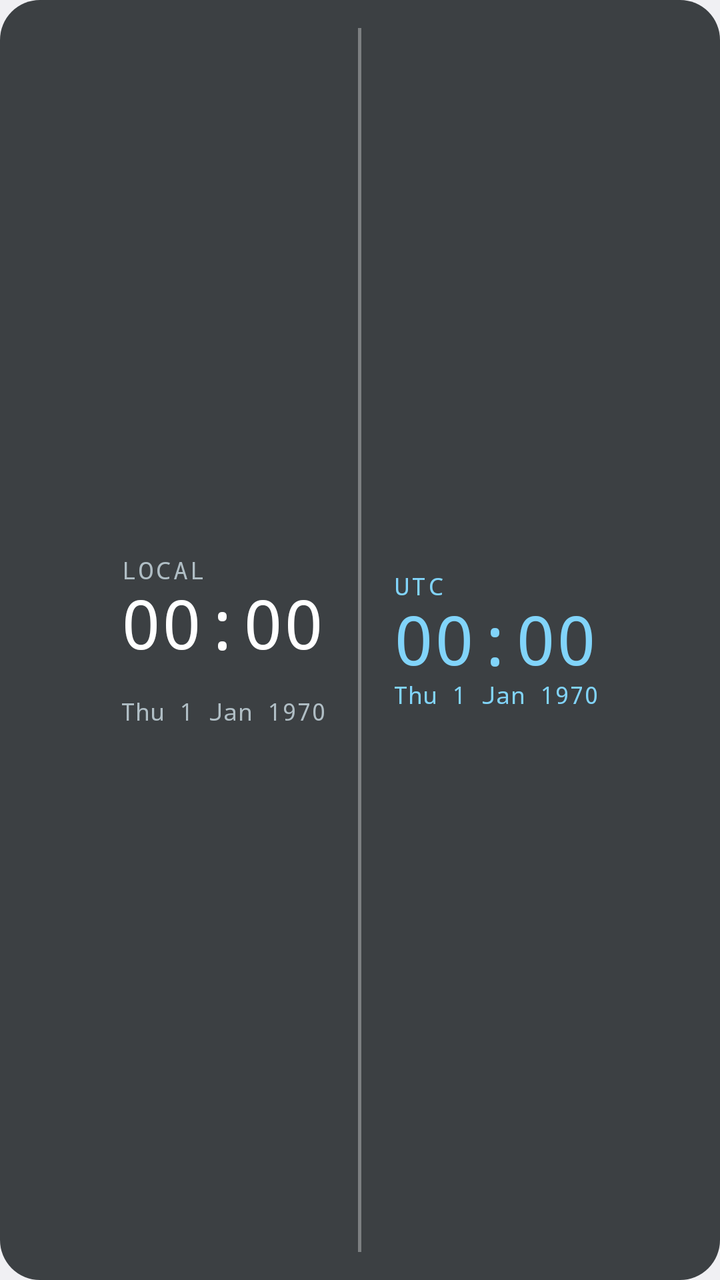
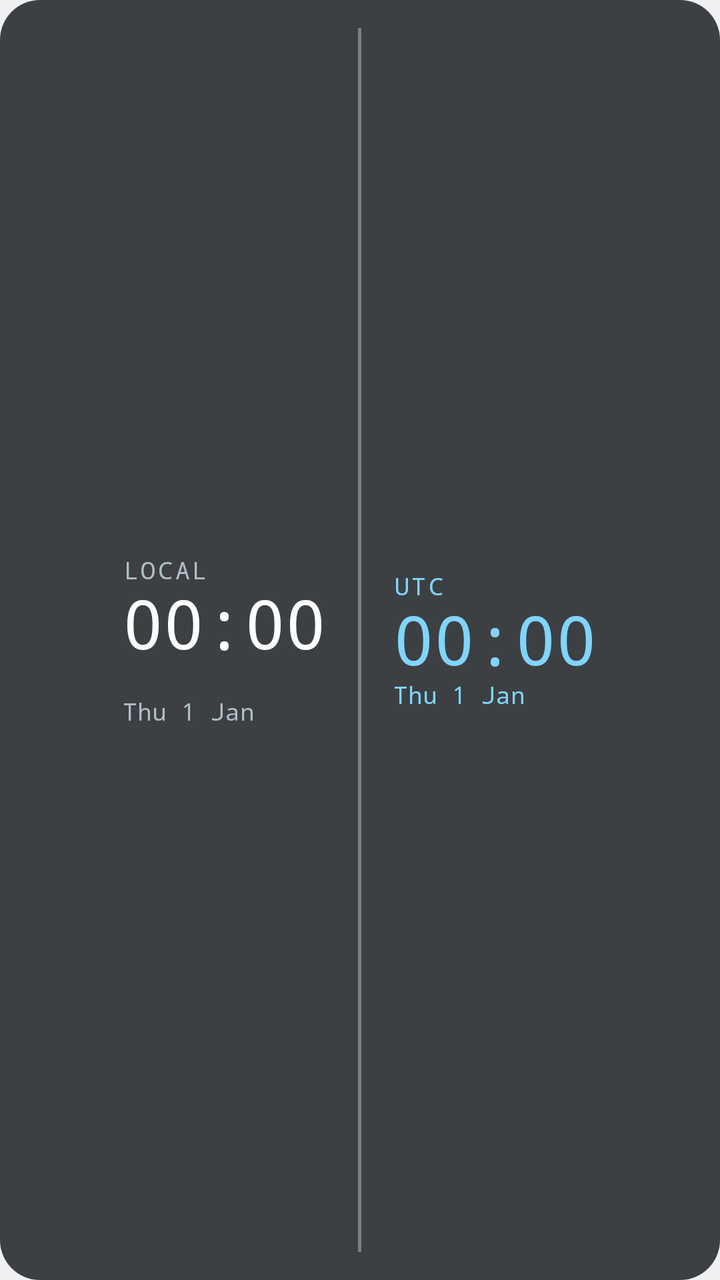

An Android layout rendered at two revisions. The XML below is the earlier revision; the diff shows what the commit changed to produce the second picture.
<!-- AndroidManifest.xml: application theme AppTheme -->
<!-- res/layout/widget_columns_mono.xml -->
<?xml version="1.0" encoding="utf-8"?>
<LinearLayout xmlns:android="http://schemas.android.com/apk/res/android" android:id="@+id/root" android:layout_width="match_parent" android:layout_height="match_parent" android:background="@drawable/widget_bg" android:gravity="center" android:orientation="horizontal" android:padding="14dp">
<LinearLayout android:layout_width="wrap_content" android:layout_height="wrap_content" android:orientation="vertical" >
<TextView android:id="@+id/label_local" android:layout_width="wrap_content" android:layout_height="wrap_content"
    android:fontFamily="monospace" android:letterSpacing="0.1" android:text="@string/label_local"
    android:textColor="#B0BEC5" android:textSize="12sp" />
<TextClock android:id="@+id/clock_local" android:layout_width="wrap_content" android:layout_height="wrap_content"
    android:fontFamily="monospace" android:format12Hour="HH:mm" android:format24Hour="HH:mm" android:includeFontPadding="false" android:maxLines="1"
    android:textColor="#FFFFFF" android:textSize="34sp"  />
<TextView android:id="@+id/zone_local" android:layout_width="wrap_content" android:layout_height="wrap_content"
    android:fontFamily="monospace" android:textColor="#B0BEC5" android:textSize="12sp" />
<TextClock android:id="@+id/date_local" android:layout_width="wrap_content" android:layout_height="wrap_content"
    android:fontFamily="monospace" android:format12Hour="EEE d MMM yyyy" android:format24Hour="EEE d MMM yyyy" android:includeFontPadding="false" android:maxLines="1"
    android:textColor="#B0BEC5" android:textSize="12sp"  />
</LinearLayout>
<FrameLayout android:layout_width="1.5dp" android:layout_height="match_parent" android:layout_marginStart="16dp" android:layout_marginEnd="16dp" android:background="#55FFFFFF" />
<LinearLayout android:layout_width="wrap_content" android:layout_height="wrap_content" android:orientation="vertical" >
<TextView android:id="@+id/label_utc" android:layout_width="wrap_content" android:layout_height="wrap_content"
    android:fontFamily="monospace" android:letterSpacing="0.1" android:text="@string/label_utc"
    android:textColor="#81D4FA" android:textSize="12sp" />
<TextClock android:id="@+id/clock_utc" android:layout_width="wrap_content" android:layout_height="wrap_content"
    android:fontFamily="monospace" android:format12Hour="HH:mm" android:format24Hour="HH:mm" android:includeFontPadding="false" android:maxLines="1"
    android:textColor="#81D4FA" android:textSize="34sp" android:timeZone="UTC" />
<TextClock android:id="@+id/date_utc" android:layout_width="wrap_content" android:layout_height="wrap_content"
    android:fontFamily="monospace" android:format12Hour="EEE d MMM yyyy" android:format24Hour="EEE d MMM yyyy" android:includeFontPadding="false" android:maxLines="1"
    android:textColor="#81D4FA" android:textSize="12sp" android:timeZone="UTC" />
</LinearLayout>
</LinearLayout>
<!-- resources referenced by this layout -->
<resources>
  <!-- drawable widget_bg (drawable) -->
  <?xml version="1.0" encoding="utf-8"?>
  <shape xmlns:android="http://schemas.android.com/apk/res/android" android:shape="rectangle">
      <solid android:color="#CC101418" />
      <corners android:radius="20dp" />
  </shape>
  <string name="label_local">LOCAL</string>
  <string name="label_utc">UTC</string>
  <style name="AppTheme" parent="@android:style/Theme.DeviceDefault.Light.NoActionBar" />
</resources>

<!-- the commit's change to res/layout/widget_columns_mono.xml (unified diff, before → after) -->
@@ -10,7 +10,7 @@
 <TextView android:id="@+id/zone_local" android:layout_width="wrap_content" android:layout_height="wrap_content"
     android:fontFamily="monospace" android:textColor="#B0BEC5" android:textSize="12sp" />
 <TextClock android:id="@+id/date_local" android:layout_width="wrap_content" android:layout_height="wrap_content"
-    android:fontFamily="monospace" android:format12Hour="EEE d MMM yyyy" android:format24Hour="EEE d MMM yyyy" android:includeFontPadding="false" android:maxLines="1"
+    android:fontFamily="monospace" android:format12Hour="EEE d MMM" android:format24Hour="EEE d MMM" android:includeFontPadding="false" android:maxLines="1"
     android:textColor="#B0BEC5" android:textSize="12sp"  />
 </LinearLayout>
 <FrameLayout android:layout_width="1.5dp" android:layout_height="match_parent" android:layout_marginStart="16dp" android:layout_marginEnd="16dp" android:background="#55FFFFFF" />
@@ -22,7 +22,7 @@
     android:fontFamily="monospace" android:format12Hour="HH:mm" android:format24Hour="HH:mm" android:includeFontPadding="false" android:maxLines="1"
     android:textColor="#81D4FA" android:textSize="34sp" android:timeZone="UTC" />
 <TextClock android:id="@+id/date_utc" android:layout_width="wrap_content" android:layout_height="wrap_content"
-    android:fontFamily="monospace" android:format12Hour="EEE d MMM yyyy" android:format24Hour="EEE d MMM yyyy" android:includeFontPadding="false" android:maxLines="1"
+    android:fontFamily="monospace" android:format12Hour="EEE d MMM" android:format24Hour="EEE d MMM" android:includeFontPadding="false" android:maxLines="1"
     android:textColor="#81D4FA" android:textSize="12sp" android:timeZone="UTC" />
 </LinearLayout>
 </LinearLayout>
